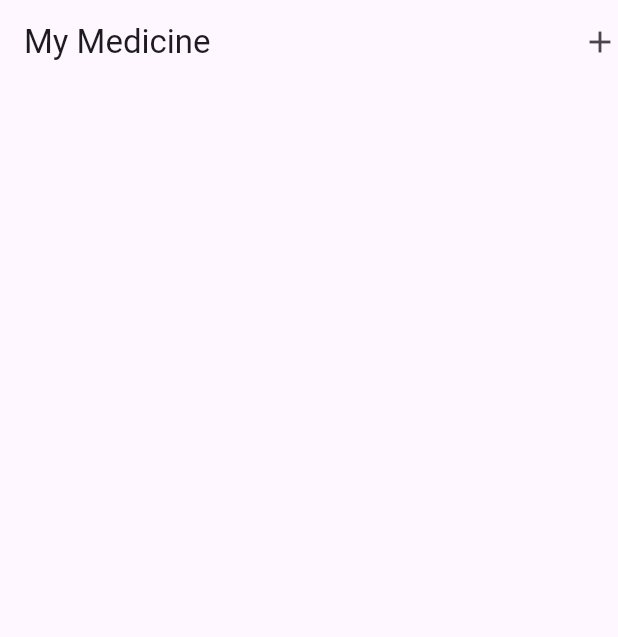
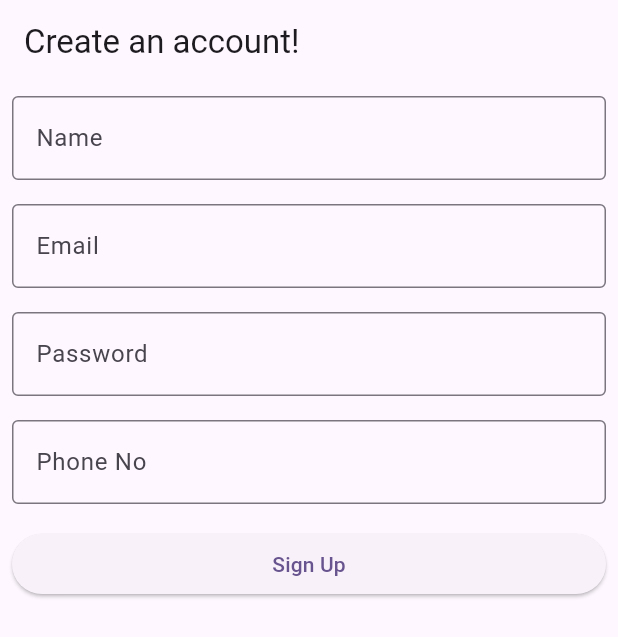
Before and after one commit to tayyaba-muslim/Practical-Firebase-CRUD, a Flutter app: the screen it shows after launch, on a phone screen of 412 x 824 dp. Shown: the top 637 px of the screen. Run offline on Flutter 3.47's test engine with Material 3 defaults, Android fonts, the phone set to English and light mode, and no system bars; our stand-ins replace cloud_firestore, firebase_auth, firebase_core; accounts and stored records are empty.

```diff
--- /dev/null
+++ b/practical-firebase-CRUD/practicalfluttercrud/lib/auth.dart
@@ -0,0 +1,198 @@
+import 'package:cloud_firestore/cloud_firestore.dart';
+import 'package:firebase_auth/firebase_auth.dart';
+import 'package:flutter/material.dart';
+
+class Signup extends StatefulWidget {
+  const Signup({super.key});
+
+  @override
+  State<Signup> createState() => _SignupState();
+}
+
+class _SignupState extends State<Signup> {
+  TextEditingController nameController = TextEditingController();
+  TextEditingController emailController = TextEditingController();
+  TextEditingController passwordController = TextEditingController();
+  TextEditingController phoneController = TextEditingController();
+
+  @override
+  Widget build(BuildContext context) {
+    return Scaffold(
+      appBar: AppBar(
+        title: Text("Create an account!"),
+      ),
+      body: Center(
+        child: ListView(
+          children: [
+            Padding(
+              padding: const EdgeInsets.all(8.0),
+              child: TextField(
+                  controller: nameController,
+                  decoration: InputDecoration(
+                    labelText: "Name",
+                    border: OutlineInputBorder(),
+                  )),
+            ),
+            Padding(
+              padding: const EdgeInsets.all(8.0),
+              child: TextField(
+                  controller: emailController,
+                  decoration: InputDecoration(
+                    labelText: "Email",
+                    border: OutlineInputBorder(),
+                  )),
+            ),
+            Padding(
+              padding: const EdgeInsets.all(8.0),
+              child: TextField(
+                  controller: passwordController,
+                  decoration: InputDecoration(
+                    labelText: "Password",
+                    border: OutlineInputBorder(),
+                  )),
+            ),
+            Padding(
+              padding: const EdgeInsets.all(8.0),
+              child: TextField(
+                  controller: phoneController,
+                  decoration: InputDecoration(
+                    labelText: "Phone No",
+                    border: OutlineInputBorder(),
+                  )),
+            ),
+            Padding(
+                padding: const EdgeInsets.all(8.0),
+                child: ElevatedButton(
+                  onPressed: () async {
+                    try {
+                       final userCredential = await FirebaseAuth.instance
+                        .createUserWithEmailAndPassword(
+                      email: emailController.text,
+                      password: passwordController.text,
+                    );
+                         await FirebaseFirestore.instance
+                        .collection('users')
+                        .doc(userCredential.user!.uid)
+                        .set({
+                      'name': nameController.text,
+                      'phone': phoneController.text,
+                      'email': emailController.text,
+                    });
+                    print("User Account Created");
+                    ScaffoldMessenger.of(context).showSnackBar(
+                      SnackBar(content: Text("User Account Created")),
+                    );
+                    nameController.clear();
+                    emailController.clear();
+                    passwordController.clear();
+                    phoneController.clear();
+                    } on FirebaseAuthException catch (e) {
+                      if (e.code == 'weak-password') {
+                        print('The password provided is too weak.');
+                      ScaffoldMessenger.of(context).showSnackBar(
+                      SnackBar(content: Text("The password provided is too weak.")),
+                    );
+                      } else if (e.code == 'email-already-in-use') {
+                        print('The account already exists for that email.');
+                      ScaffoldMessenger.of(context).showSnackBar(
+                      SnackBar(content: Text("The account already exists for that email.")),
+                    );
+                    Navigator.pushNamed(context, '/login');
+                      }
+                    } catch (e) {
+                      print(e);
+                    }
+                  },
+                  child: Text("Sign Up"),
+                ),
+                ),
+          ],
+        ),
+      ),
+    );
+  }
+}
+
+//LOGIN
+class Login extends StatefulWidget {
+  const Login({super.key});
+
+  @override
+  State<Login> createState() => _LoginState();
+}
+
+class _LoginState extends State<Login> {
+  TextEditingController nameController = TextEditingController();
+  TextEditingController emailController = TextEditingController();
+  TextEditingController passwordController = TextEditingController();
+  TextEditingController phoneController = TextEditingController();
+  @override
+  Widget build(BuildContext context) {
+     return Scaffold(
+      appBar: AppBar(
+        title: Text("Login!"),
+      ),
+      body: Center(
+        child: ListView(
+          children: [
+            Padding(
+              padding: const EdgeInsets.all(8.0),
+              child: TextField(
+                  controller: emailController,
+                  decoration: InputDecoration(
+                    labelText: "Email",
+                    border: OutlineInputBorder(),
+                  )),
+            ),
+            Padding(
+              padding: const EdgeInsets.all(8.0),
+              child: TextField(
+                  controller: passwordController,
+                  decoration: InputDecoration(
+                    labelText: "Password",
+                    border: OutlineInputBorder(),
+                  )),
+            ),
+            Padding(
+                padding: const EdgeInsets.all(8.0),
+                child: ElevatedButton(
+                  onPressed: () async {
+                    try {
+                       final userCredential = await FirebaseAuth.instance
+                        .signInWithEmailAndPassword(
+                      email: emailController.text,
+                      password: passwordController.text,
+                    );
+                    ScaffoldMessenger.of(context).showSnackBar(
+                      SnackBar(content: Text("Logged in as ${emailController.text}")),
+
+                    );
+                    Navigator.pushNamed(context, '/medicine');
+                    emailController.clear();
+                    passwordController.clear();
+                    } on FirebaseAuthException catch (e) {
+                      if (e.code == 'user-not found') {
+                        print('No user found for that email');
+                      ScaffoldMessenger.of(context).showSnackBar(
+                      SnackBar(content: Text("No user found for that email")),
+                    );
+                    Navigator.pushNamed(context, '/');
+                      } else if (e.code == 'wrong password') {
+                        print('Wrong password provided for that user');
+                      ScaffoldMessenger.of(context).showSnackBar(
+                      SnackBar(content: Text("Wrong password provided for that user")),
+                    );
+                      }
+                    } catch (e) {
+                      print(e);
+                    }
+                  },
+                  child: Text("Sign in"),
+                ),
+                ),
+          ],
+        ),
+      ),
+    );
+  }
+}
--- a/practical-firebase-CRUD/practicalfluttercrud/lib/main.dart
+++ b/practical-firebase-CRUD/practicalfluttercrud/lib/main.dart
@@ -1,6 +1,7 @@
 import 'package:firebase_core/firebase_core.dart';
 import 'package:flutter/material.dart';
 import 'package:practicalfluttercrud/addmedicine.dart';
+import 'package:practicalfluttercrud/auth.dart';
 import 'package:practicalfluttercrud/firebase_options.dart';
 import 'package:practicalfluttercrud/index.dart';
 
@@ -25,10 +26,14 @@ class MyApp extends StatelessWidget {
         colorScheme: ColorScheme.fromSeed(seedColor: Colors.deepPurple),
         useMaterial3: true,
       ),
-      home: Mymedicine(),
+      home: Signup(),
 
        routes:{
         '/addmedicine':(context)=>AddMedicine(),
+        '/medicine':(context)=>Mymedicine(),
+        '/login':(context)=>Login(),
+
+
       }
 
     );
--- a/practical-firebase-CRUD/practicalfluttercrud/pubspec.yaml
+++ b/practical-firebase-CRUD/practicalfluttercrud/pubspec.yaml
@@ -37,6 +37,7 @@ dependencies:
   cupertino_icons: ^1.0.6
   firebase_core: ^3.10.1
   cloud_firestore: ^5.6.2
+  firebase_auth: ^5.4.2
 
 dev_dependencies:
   flutter_test:
```
Also changed, not shown: practical-firebase-CRUD/practicalfluttercrud/lib/index.dart (+19 -9 lines), practical-firebase-CRUD/practicalfluttercrud/pubspec.lock, 3 other files.
